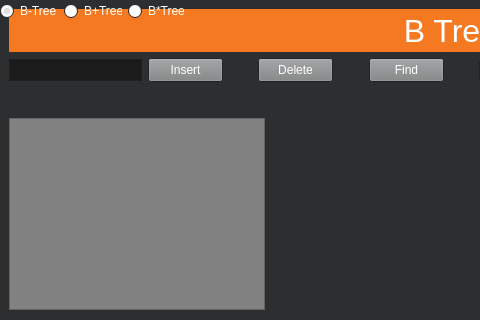
First picture: the form in B-Tree-Visualization/mainwindow.ui, repository Andre-Sovich/B-Tree-Visualization, before the edit; both pictures show x 0 to 480 and y 0 to 320 of the 916 by 645 pixel window.
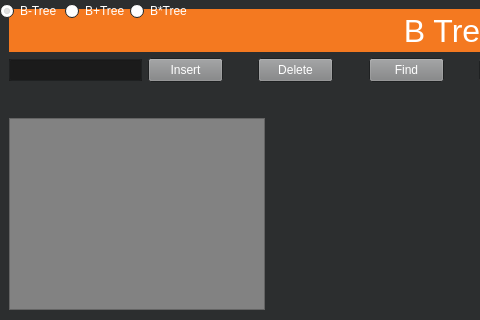
Second picture: the form after the edit.

```diff
--- a/B-Tree-Visualization/mainwindow.ui
+++ b/B-Tree-Visualization/mainwindow.ui
@@ -1631,7 +1631,7 @@
      <rect>
       <x>0</x>
       <y>0</y>
-      <width>185</width>
+      <width>189</width>
       <height>22</height>
      </rect>
     </property>
```
